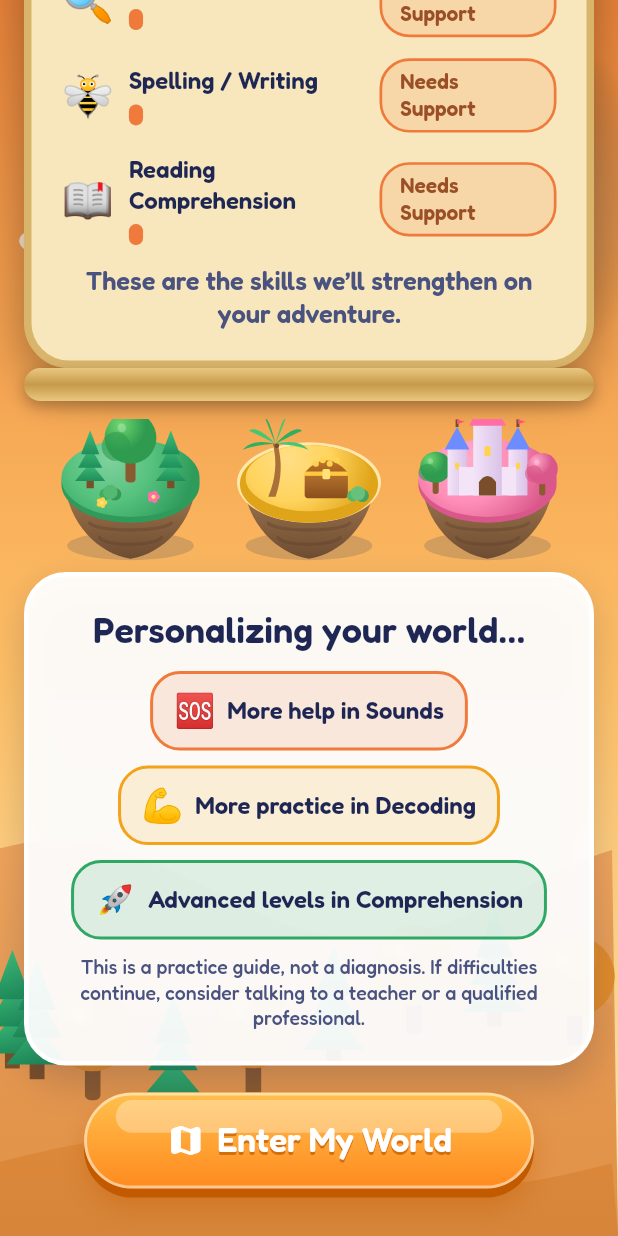
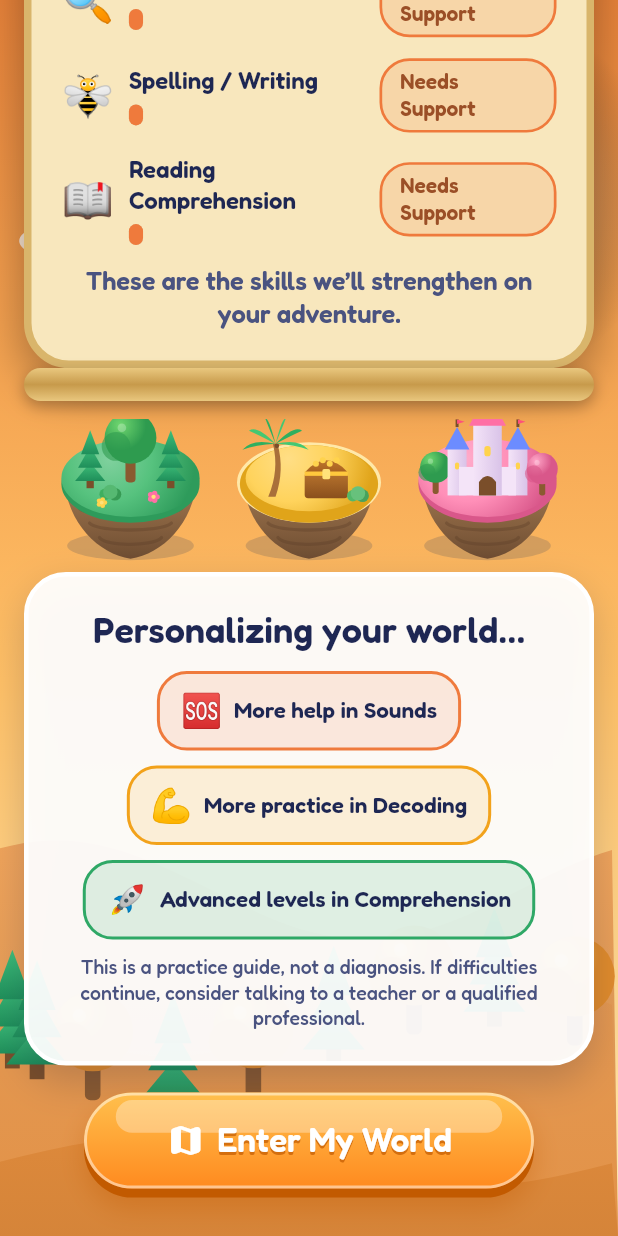
Before and after one commit to aryanjain281005/wordoo, a Flutter app: the SkillMapScreen widget shown alone on an empty page, opened directly, scrolled down 393 dp, on a phone screen of 412 x 824 dp. Run offline on Flutter 3.47's test engine with Material 3 defaults, Android fonts, the phone set to English and light mode, and no system bars; our stand-ins replace flutter_tts, shared_preferences; accounts and stored records are empty.

Commit message:
Fix chip overflow on narrow screens

```diff
--- a/lib/screens/skill_map.dart
+++ b/lib/screens/skill_map.dart
@@ -88,7 +88,7 @@ class SkillMapScreen extends StatelessWidget {
   Widget _chip(String e, String t, Color c) => Container(
         padding: const EdgeInsets.symmetric(horizontal: 14, vertical: 10),
         decoration: BoxDecoration(color: c.withValues(alpha: .14), borderRadius: BorderRadius.circular(20), border: Border.all(color: c, width: 2)),
-        child: Row(mainAxisSize: MainAxisSize.min, children: [Text(e, style: const TextStyle(fontSize: 22)), const SizedBox(width: 8), Text(t, style: ts(16))]),
+        child: Row(mainAxisSize: MainAxisSize.min, children: [Text(e, style: const TextStyle(fontSize: 22)), const SizedBox(width: 8), Flexible(child: Text(t, style: ts(15), softWrap: true))]),
       );
 }
 
```
